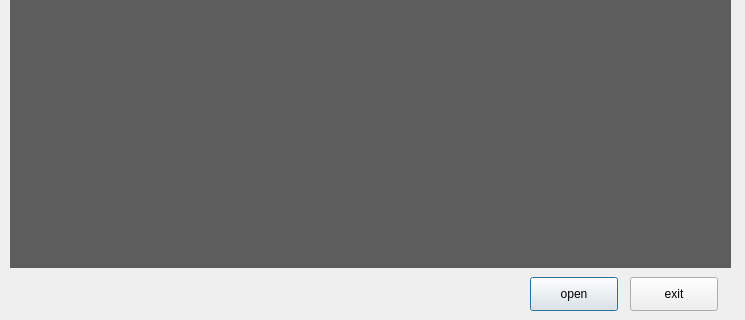
Before: the Qt Designer form ui_mainwindow.ui in Liu8018/RhythmBeater, drawn with Qt 5; both pictures show x 0 to 745 and y 253 to 573 of the 745 by 573 pixel window.
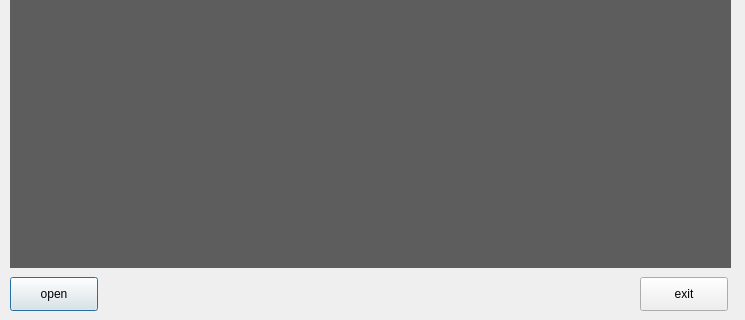
After: the same form once the commit is applied.

Diff of the .ui file:
```diff
--- a/ui_mainwindow.ui
+++ b/ui_mainwindow.ui
@@ -44,7 +44,7 @@
   <widget class="QPushButton" name="open_pushButton">
    <property name="geometry">
     <rect>
-     <x>530</x>
+     <x>10</x>
      <y>530</y>
      <width>88</width>
      <height>34</height>
@@ -57,7 +57,7 @@
   <widget class="QPushButton" name="exit_pushButton">
    <property name="geometry">
     <rect>
-     <x>630</x>
+     <x>640</x>
      <y>530</y>
      <width>88</width>
      <height>34</height>
```
